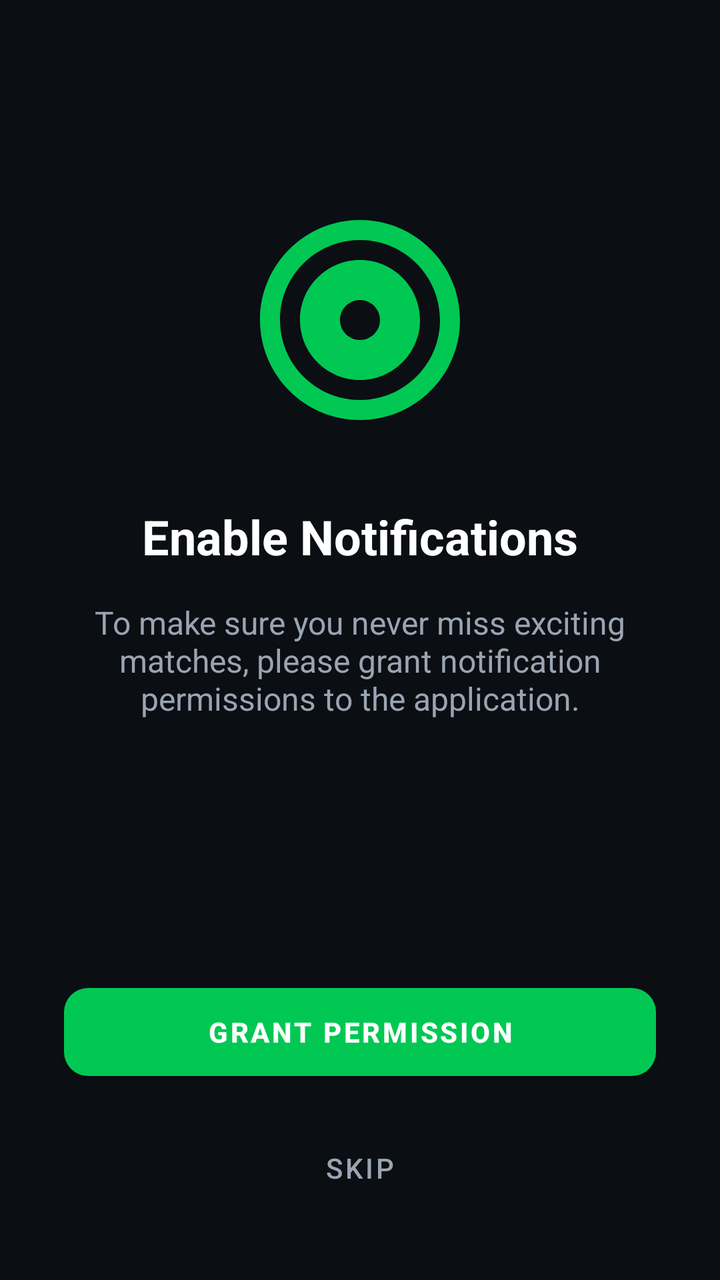
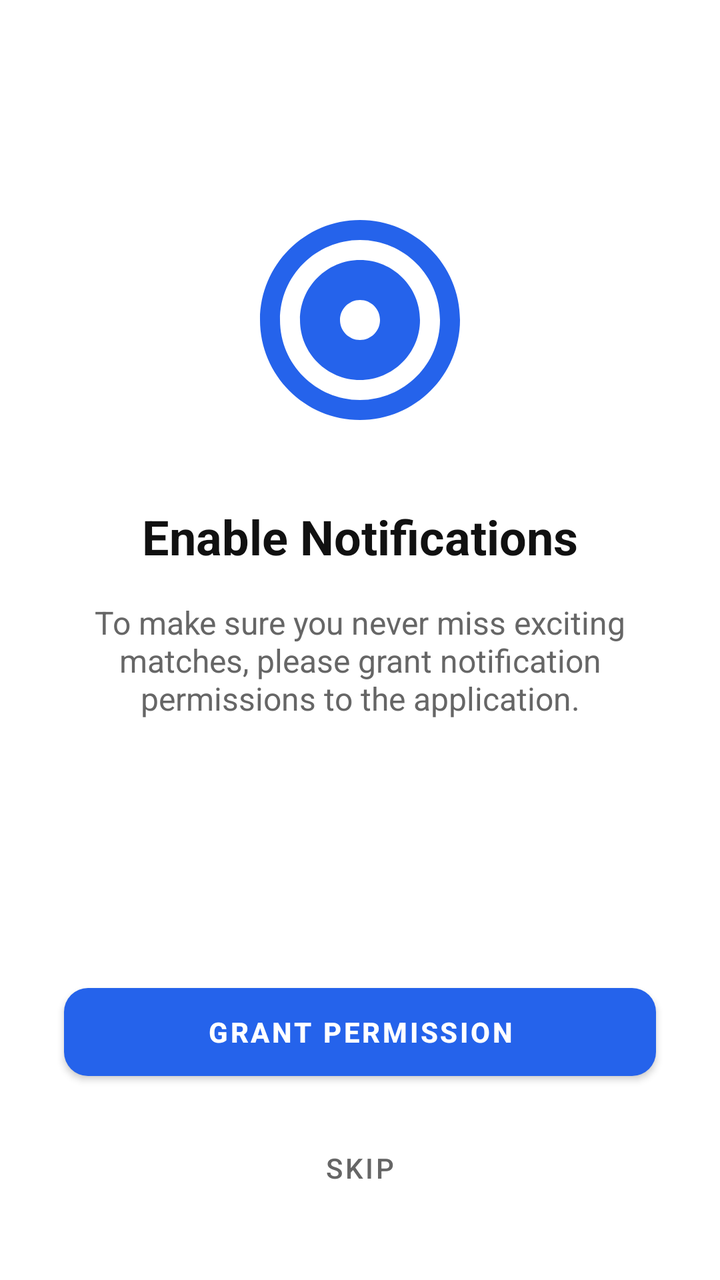

The first picture is an Android layout as it rendered before a commit; the second is the same layout after the commit. The layout source and the unified diff follow.
<!-- AndroidManifest.xml: activity theme Theme.MyApplication -->
<!-- res/layout/activity_permission.xml -->
<?xml version="1.0" encoding="utf-8"?>
<androidx.constraintlayout.widget.ConstraintLayout xmlns:android="http://schemas.android.com/apk/res/android"
    xmlns:app="http://schemas.android.com/apk/res-auto"
    android:layout_width="match_parent"
    android:layout_height="match_parent"
    android:background="@color/bg_dark">

    <ImageView
        android:id="@+id/ivPermissionIcon"
        android:layout_width="120dp"
        android:layout_height="120dp"
        android:src="@drawable/ic_live"
        android:layout_marginTop="100dp"
        app:tint="@color/accent_green"
        app:layout_constraintEnd_toEndOf="parent"
        app:layout_constraintStart_toStartOf="parent"
        app:layout_constraintTop_toTopOf="parent" />

    <TextView
        android:id="@+id/tvPermissionTitle"
        android:layout_width="wrap_content"
        android:layout_height="wrap_content"
        android:layout_marginTop="32dp"
        android:text="@string/permission_title"
        android:textColor="@color/text_white"
        android:textSize="24sp"
        android:textStyle="bold"
        app:layout_constraintEnd_toEndOf="parent"
        app:layout_constraintStart_toStartOf="parent"
        app:layout_constraintTop_toBottomOf="@id/ivPermissionIcon" />

    <TextView
        android:id="@+id/tvPermissionDesc"
        android:layout_width="0dp"
        android:layout_height="wrap_content"
        android:layout_marginHorizontal="32dp"
        android:layout_marginTop="16dp"
        android:text="@string/permission_desc"
        android:textColor="@color/text_muted"
        android:textSize="16sp"
        android:textAlignment="center"
        app:layout_constraintEnd_toEndOf="parent"
        app:layout_constraintStart_toStartOf="parent"
        app:layout_constraintTop_toBottomOf="@id/tvPermissionTitle" />

    <com.google.android.material.button.MaterialButton
        android:id="@+id/btnAllow"
        android:layout_width="match_parent"
        android:layout_height="56dp"
        android:layout_marginHorizontal="32dp"
        android:layout_marginBottom="16dp"
        android:text="@string/permission_allow"
        android:textColor="@color/white"
        android:textStyle="bold"
        app:backgroundTint="@color/accent_green"
        app:cornerRadius="12dp"
        app:layout_constraintBottom_toTopOf="@+id/btnSkip" />

    <com.google.android.material.button.MaterialButton
        android:id="@+id/btnSkip"
        style="@style/Widget.MaterialComponents.Button.TextButton"
        android:layout_width="wrap_content"
        android:layout_height="wrap_content"
        android:layout_marginBottom="32dp"
        android:text="@string/permission_skip"
        android:textColor="@color/text_muted"
        app:layout_constraintBottom_toBottomOf="parent"
        app:layout_constraintEnd_toEndOf="parent"
        app:layout_constraintStart_toStartOf="parent" />

</androidx.constraintlayout.widget.ConstraintLayout>
<!-- resources referenced by this layout -->
<resources>
  <color name="accent_green">#00C853</color>
  <color name="bg_dark">#0B0E13</color>
  <color name="text_muted">#9AA4B2</color>
  <color name="text_white">#FFFFFF</color>
  <color name="white">#FFFFFFFF</color>
  <!-- drawable ic_live (drawable) -->
  <vector xmlns:android="http://schemas.android.com/apk/res/android"
      android:width="24dp"
      android:height="24dp"
      android:viewportWidth="24"
      android:viewportHeight="24">
    <path
        android:fillColor="#FFFFFFFF"
        android:pathData="M12,2C6.48,2 2,6.48 2,12s4.48,10 10,10 10,-4.48 10,-10S17.52,2 12,2zM12,20c-4.41,0 -8,-3.59 -8,-8s3.59,-8 8,-8 8,3.59 8,8 -3.59,8 -8,8zM12,6c-3.31,0 -6,2.69 -6,6s2.69,6 6,6 6,-2.69 6,-6 -2.69,-6 -6,-6zM12,14c-1.1,0 -2,-0.9 -2,-2s0.9,-2 2,-2 2,0.9 2,2 -0.9,2 -2,2z"/>
  </vector>
  <string name="permission_allow">Grant Permission</string>
  <string name="permission_desc">To make sure you never miss exciting matches, please grant notification permissions to the application.</string>
  <string name="permission_skip">Skip</string>
  <string name="permission_title">Enable Notifications</string>
  <style name="Theme.MyApplication" parent="Theme.MaterialComponents.NoActionBar">
          
          <item name="colorPrimary">@color/accent_green</item>
          <item name="colorPrimaryVariant">@color/bg_dark</item>
          <item name="colorOnPrimary">@color/white</item>
          
          <item name="colorSecondary">@color/accent_green_secondary</item>
          <item name="colorSecondaryVariant">@color/accent_green</item>
          <item name="colorOnSecondary">@color/black</item>
          
          <item name="android:statusBarColor">@color/bg_dark</item>
          <item name="android:windowBackground">@color/bg_dark</item>
          <item name="android:navigationBarColor">@color/bg_dark</item>
          
          <item name="android:textColor">@color/text_white</item>
          <item name="android:textColorSecondary">@color/text_muted</item>
      </style>
  <color name="accent_green_secondary">#00E676</color>
  <color name="black">#FF000000</color>
</resources>

<!-- the commit's change to res/layout/activity_permission.xml (unified diff, before → after) -->
@@ -3,7 +3,7 @@
     xmlns:app="http://schemas.android.com/apk/res-auto"
     android:layout_width="match_parent"
     android:layout_height="match_parent"
-    android:background="@color/bg_dark">
+    android:background="@color/bg_light">
 
     <ImageView
         android:id="@+id/ivPermissionIcon"
<!-- resource entries referenced after the edit -->
@@ -1,9 +1,9 @@
 <!-- resources referenced by this layout -->
 <resources>
-  <color name="accent_green">#00C853</color>
-  <color name="bg_dark">#0B0E13</color>
-  <color name="text_muted">#9AA4B2</color>
-  <color name="text_white">#FFFFFF</color>
+  <color name="accent_green">@color/primaryBlue</color>
+  <color name="bg_light">@color/background</color>
+  <color name="text_muted">@color/textSecondary</color>
+  <color name="text_white">@color/textPrimary</color>
   <color name="white">#FFFFFFFF</color>
   <!-- drawable ic_live (drawable) -->
   <vector xmlns:android="http://schemas.android.com/apk/res/android"
@@ -19,24 +19,35 @@
   <string name="permission_desc">To make sure you never miss exciting matches, please grant notification permissions to the application.</string>
   <string name="permission_skip">Skip</string>
   <string name="permission_title">Enable Notifications</string>
-  <style name="Theme.MyApplication" parent="Theme.MaterialComponents.NoActionBar">
+  <style name="Theme.MyApplication" parent="Theme.MaterialComponents.Light.NoActionBar">
           
           <item name="colorPrimary">@color/accent_green</item>
-          <item name="colorPrimaryVariant">@color/bg_dark</item>
+          <item name="colorPrimaryVariant">@color/white</item>
           <item name="colorOnPrimary">@color/white</item>
+          
           
           <item name="colorSecondary">@color/accent_green_secondary</item>
           <item name="colorSecondaryVariant">@color/accent_green</item>
-          <item name="colorOnSecondary">@color/black</item>
+          <item name="colorOnSecondary">@color/white</item>
           
-          <item name="android:statusBarColor">@color/bg_dark</item>
-          <item name="android:windowBackground">@color/bg_dark</item>
-          <item name="android:navigationBarColor">@color/bg_dark</item>
+          
+          <item name="android:statusBarColor">@color/white</item>
+          <item name="android:windowBackground">@color/white</item>
+          <item name="android:navigationBarColor">@color/white</item>
+          
+          
+          <item name="android:windowLightStatusBar">true</item>
+          <item name="android:windowLightNavigationBar" tools:targetApi="o_mr1">true</item>
+          
           
           <item name="android:textColor">@color/text_white</item>
           <item name="android:textColorSecondary">@color/text_muted</item>
       </style>
-  <color name="accent_green_secondary">#00E676</color>
-  <color name="black">#FF000000</color>
+  <color name="primaryBlue">#2563EB</color>
+  <color name="background">#FFFFFF</color>
+  <color name="textSecondary">#666666</color>
+  <color name="textPrimary">#111111</color>
+  <color name="accent_green_secondary">@color/accentBlue</color>
+  <color name="accentBlue">#3B82F6</color>
 </resources>
 
